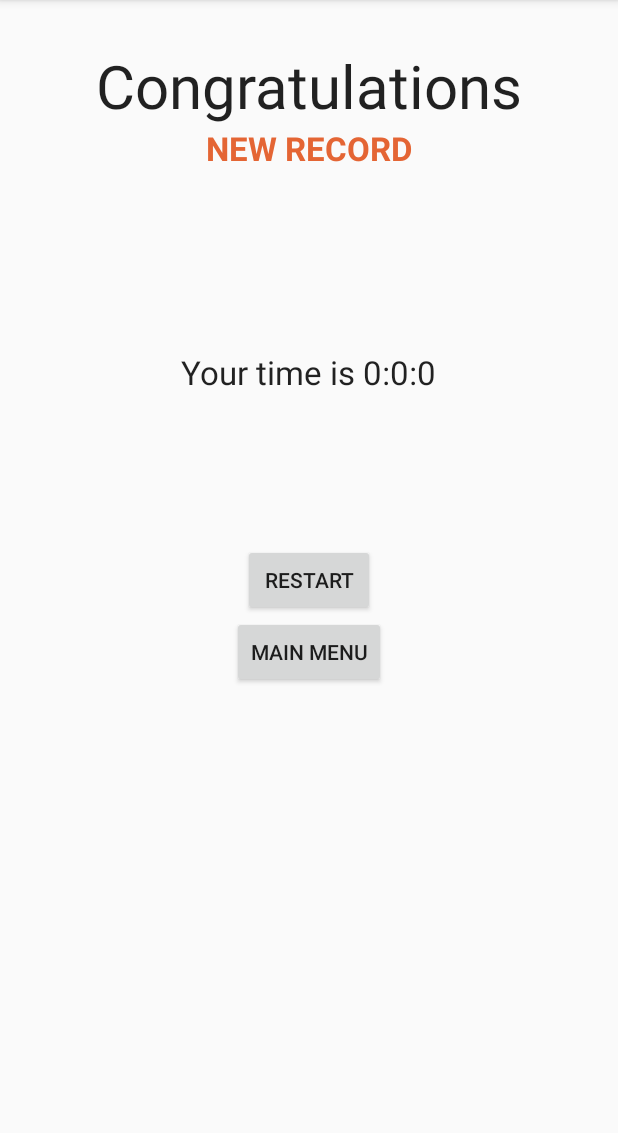
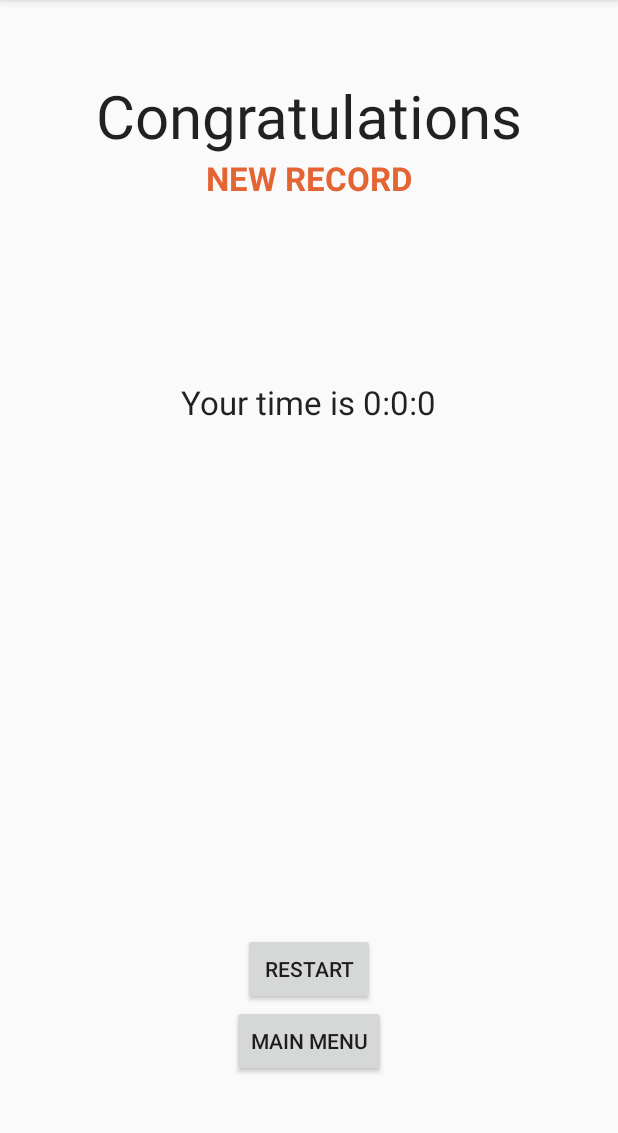
Before and after one commit to Ninextycode/SamsungProject, an Android app: the SucessActivity screen opened directly, with no data from a screen before it, on a phone screen of 412 x 824 dp, the part 84-1217 px from its top. Run offline under Robolectric (Android 15) with nearby library versions, the phone set to English and light mode, and no system bars.

Commit message:
Done success layout

```diff
--- a/app/src/main/AndroidManifest.xml
+++ b/app/src/main/AndroidManifest.xml
@@ -20,7 +20,6 @@
 
         <activity android:name="com.max.activities.FieldActivity" android:screenOrientation="portrait"/>
 
-        <activity android:name="com.max.activities.PauseActivity" android:screenOrientation="portrait"/>
         <activity android:name="com.max.activities.SucessActivity" android:screenOrientation="portrait"/>
         <activity android:name="com.max.activities.RecordsActivity"  android:screenOrientation="portrait"/>
         <activity android:name="com.max.activities.FailActivity" android:screenOrientation="portrait"/>
--- a/app/src/main/res/layout/sucess_layout.xml
+++ b/app/src/main/res/layout/sucess_layout.xml
@@ -1,16 +1,19 @@
 <?xml version="1.0" encoding="utf-8"?>
 <RelativeLayout xmlns:android="http://schemas.android.com/apk/res/android"
-    android:layout_width="match_parent" android:layout_height="match_parent">
+    android:layout_width="match_parent" android:layout_height="match_parent"
+    >
+
+
 
     <LinearLayout
         android:orientation="vertical"
-        android:layout_width="match_parent"
-        android:layout_height="match_parent"
+        android:layout_width="wrap_content"
+        android:layout_height="wrap_content"
+        android:layout_marginTop="50dp"
         android:layout_alignParentTop="true"
-        android:layout_alignParentStart="true">
-        <Space
-            android:layout_width="wrap_content"
-            android:layout_height="30dp" />
+        android:layout_alignParentBottom="false"
+        android:layout_centerHorizontal="true">
+
         <TextView
             android:layout_width="wrap_content"
             android:layout_height="wrap_content"
@@ -43,10 +46,18 @@
             android:text="Large Text"
             android:id="@+id/finihsTimeSucess"
             android:layout_gravity="center_horizontal" />
+    </LinearLayout>
 
-        <Space
-            android:layout_width="wrap_content"
-            android:layout_height="100dp" />
+
+    <LinearLayout
+        android:orientation="vertical"
+        android:layout_width="wrap_content"
+        android:layout_height="wrap_content"
+        android:layout_alignParentTop="false"
+        android:layout_marginBottom="50dp"
+        android:layout_alignParentBottom="true"
+        android:layout_centerHorizontal="true"
+        android:layout_centerInParent="true">
 
         <Button
             android:layout_width="wrap_content"
@@ -63,4 +74,5 @@
             android:layout_gravity="center" />
     </LinearLayout>
 
+
 </RelativeLayout>
```
Also changed, not shown: app/src/main/java/com/max/activities/PauseActivity.java (deleted, +0 -53 lines), app/src/main/res/layout/pause_menu.xml (deleted, +0 -46 lines), app/src/main/res/layout/records_layout.xml (+10 -11 lines).
